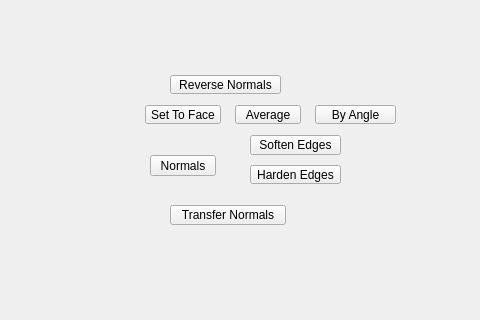
Above: tentacle/ui/normals#submenu.ui from m3trik/tentacle before the change; both pictures show x 120 to 600 and y 135 to 455 of the 600 by 600 pixel window. Below: the same form after it.
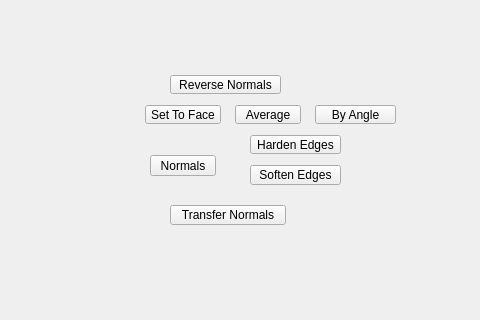
That is the form after the change. Custom widgets are drawn as their Qt base class.

```diff
--- a/tentacle/ui/normals#submenu.ui
+++ b/tentacle/ui/normals#submenu.ui
@@ -221,7 +221,7 @@
     <property name="geometry">
      <rect>
       <x>370</x>
-      <y>270</y>
+      <y>300</y>
       <width>91</width>
       <height>20</height>
      </rect>
@@ -295,7 +295,7 @@
     <property name="geometry">
      <rect>
       <x>370</x>
-      <y>300</y>
+      <y>270</y>
       <width>91</width>
       <height>19</height>
      </rect>
```
